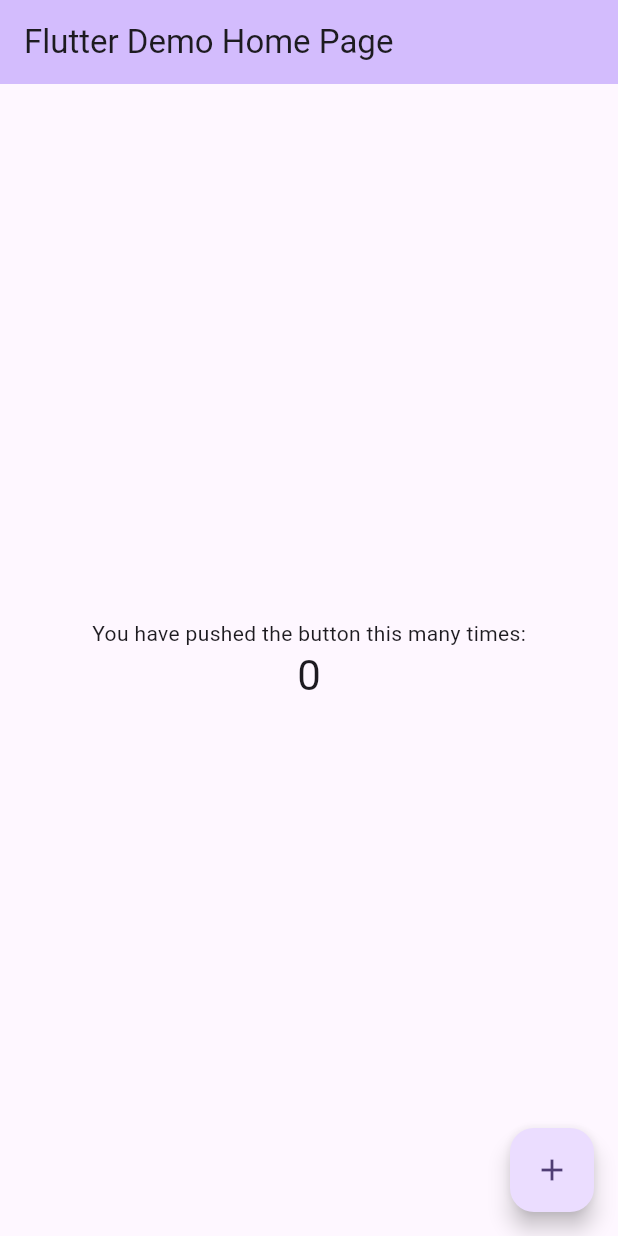
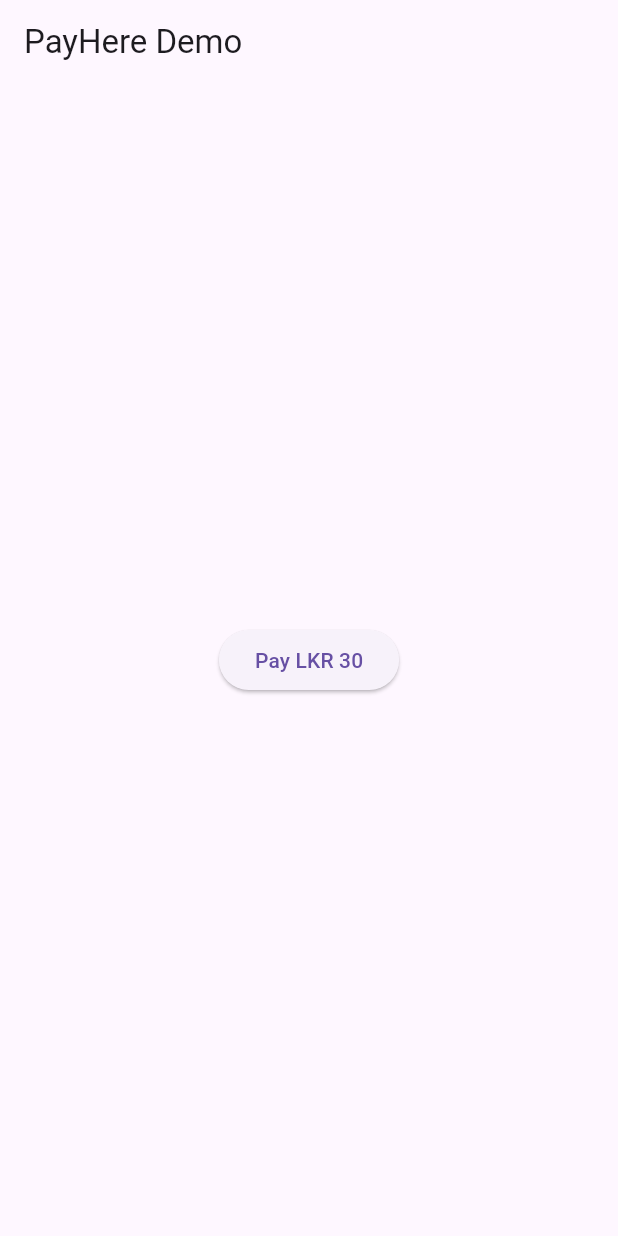
Before and after one commit to 29Niro/flutter_payhere_poc, a Flutter app: the screen it shows after launch, on a phone screen of 412 x 824 dp. Run offline on Flutter 3.47's test engine with Material 3 defaults, Android fonts, the phone set to English and light mode, and no system bars; missing offline and left inert: payhere_mobilesdk_flutter.

Commit message:
implement payment screen

```diff
--- a/lib/main.dart
+++ b/lib/main.dart
@@ -1,4 +1,5 @@
 import 'package:flutter/material.dart';
+import 'package:flutter_payhere_poc/payhere_payment.dart';
 
 void main() {
   runApp(const MyApp());
@@ -6,120 +7,10 @@ void main() {
 
 class MyApp extends StatelessWidget {
   const MyApp({super.key});
-
-  // This widget is the root of your application.
   @override
   Widget build(BuildContext context) {
-    return MaterialApp(
-      title: 'Flutter Demo',
-      theme: ThemeData(
-        // This is the theme of your application.
-        //
-        // TRY THIS: Try running your application with "flutter run". You'll see
-        // the application has a purple toolbar. Then, without quitting the app,
-        // try changing the seedColor in the colorScheme below to Colors.green
-        // and then invoke "hot reload" (save your changes or press the "hot
-        // reload" button in a Flutter-supported IDE, or press "r" if you used
-        // the command line to start the app).
-        //
-        // Notice that the counter didn't reset back to zero; the application
-        // state is not lost during the reload. To reset the state, use hot
-        // restart instead.
-        //
-        // This works for code too, not just values: Most code changes can be
-        // tested with just a hot reload.
-        colorScheme: ColorScheme.fromSeed(seedColor: Colors.deepPurple),
-        useMaterial3: true,
-      ),
-      home: const MyHomePage(title: 'Flutter Demo Home Page'),
+    return const MaterialApp(
+      home: PayHerePaymentScreen(),
     );
   }
 }
-
-class MyHomePage extends StatefulWidget {
-  const MyHomePage({super.key, required this.title});
-
-  // This widget is the home page of your application. It is stateful, meaning
-  // that it has a State object (defined below) that contains fields that affect
-  // how it looks.
-
-  // This class is the configuration for the state. It holds the values (in this
-  // case the title) provided by the parent (in this case the App widget) and
-  // used by the build method of the State. Fields in a Widget subclass are
-  // always marked "final".
-
-  final String title;
-
-  @override
-  State<MyHomePage> createState() => _MyHomePageState();
-}
-
-class _MyHomePageState extends State<MyHomePage> {
-  int _counter = 0;
-
-  void _incrementCounter() {
-    setState(() {
-      // This call to setState tells the Flutter framework that something has
-      // changed in this State, which causes it to rerun the build method below
-      // so that the display can reflect the updated values. If we changed
-      // _counter without calling setState(), then the build method would not be
-      // called again, and so nothing would appear to happen.
-      _counter++;
-    });
-  }
-
-  @override
-  Widget build(BuildContext context) {
-    // This method is rerun every time setState is called, for instance as done
-    // by the _incrementCounter method above.
-    //
-    // The Flutter framework has been optimized to make rerunning build methods
-    // fast, so that you can just rebuild anything that needs updating rather
-    // than having to individually change instances of widgets.
-    return Scaffold(
-      appBar: AppBar(
-        // TRY THIS: Try changing the color here to a specific color (to
-        // Colors.amber, perhaps?) and trigger a hot reload to see the AppBar
-        // change color while the other colors stay the same.
-        backgroundColor: Theme.of(context).colorScheme.inversePrimary,
-        // Here we take the value from the MyHomePage object that was created by
-        // the App.build method, and use it to set our appbar title.
-        title: Text(widget.title),
-      ),
-      body: Center(
-        // Center is a layout widget. It takes a single child and positions it
-        // in the middle of the parent.
-        child: Column(
-          // Column is also a layout widget. It takes a list of children and
-          // arranges them vertically. By default, it sizes itself to fit its
-          // children horizontally, and tries to be as tall as its parent.
-          //
-          // Column has various properties to control how it sizes itself and
-          // how it positions its children. Here we use mainAxisAlignment to
-          // center the children vertically; the main axis here is the vertical
-          // axis because Columns are vertical (the cross axis would be
-          // horizontal).
-          //
-          // TRY THIS: Invoke "debug painting" (choose the "Toggle Debug Paint"
-          // action in the IDE, or press "p" in the console), to see the
-          // wireframe for each widget.
-          mainAxisAlignment: MainAxisAlignment.center,
-          children: <Widget>[
-            const Text(
-              'You have pushed the button this many times:',
-            ),
-            Text(
-              '$_counter',
-              style: Theme.of(context).textTheme.headlineMedium,
-            ),
-          ],
-        ),
-      ),
-      floatingActionButton: FloatingActionButton(
-        onPressed: _incrementCounter,
-        tooltip: 'Increment',
-        child: const Icon(Icons.add),
-      ), // This trailing comma makes auto-formatting nicer for build methods.
-    );
-  }
-}
--- /dev/null
+++ b/lib/payhere_payment.dart
@@ -0,0 +1,74 @@
+import 'package:flutter/material.dart';
+import 'package:payhere_mobilesdk_flutter/payhere_mobilesdk_flutter.dart';
+
+class PayHerePaymentScreen extends StatefulWidget {
+  const PayHerePaymentScreen({Key? key}) : super(key: key);
+
+  @override
+  State<PayHerePaymentScreen> createState() => _PayHerePaymentScreenState();
+}
+
+class _PayHerePaymentScreenState extends State<PayHerePaymentScreen> {
+  final String merchantId = "1232553"; // Your Merchant ID
+  final String merchantSecret = "NDU3OTM3ODc0MzgxNjYwNTE3MzI4OTkzMjMyNjkyNjUzOTE2OTc=";
+  final bool sandboxMode = true;
+
+  void startPayment() async {
+    var paymentObject = {
+      "sandbox": sandboxMode,
+      "merchant_id": merchantId,
+      "merchant_secret": merchantSecret,
+      "notify_url": "https://sandbox.payhere.lk/merchant/v1/pay",
+      "order_id": "Order001",
+      "items": "Test Item",
+      "amount": 30.00,
+      "currency": "LKR",
+      "first_name": "Niroshan",
+      "last_name": "Pushparaj",
+      "email": "niro@example.com",
+      "phone": "0771234567",
+      "address": "Colombo",
+      "city": "Colombo",
+      "country": "Sri Lanka",
+      // "delivery_address": "Colombo",
+      // "delivery_city": "Colombo",
+      // "delivery_country": "Sri Lanka",
+      // "custom_1": "",
+      // "custom_2": ""
+    };
+
+    try {
+      PayHere.startPayment(paymentObject, (paymentId) {
+        print("Payment Success. PaymentID: $paymentId");
+        ScaffoldMessenger.of(context).showSnackBar(
+          SnackBar(content: Text("✅ Payment successful! ID: $paymentId")),
+        );
+      }, (error) {
+        print("Payment Failed. Error: $error");
+        ScaffoldMessenger.of(context).showSnackBar(
+          SnackBar(content: Text("❌ Payment failed: $error")),
+        );
+      }, () {
+        print("Payment Dismissed");
+        ScaffoldMessenger.of(context).showSnackBar(
+          SnackBar(content: Text("⚠️ Payment dismissed")),
+        );
+      });
+    } catch (e) {
+      print("Error: $e");
+    }
+  }
+
+  @override
+  Widget build(BuildContext context) {
+    return Scaffold(
+      appBar: AppBar(title: const Text("PayHere Demo")),
+      body: Center(
+        child: ElevatedButton(
+          onPressed: startPayment,
+          child: const Text("Pay LKR 30"),
+        ),
+      ),
+    );
+  }
+}
```
